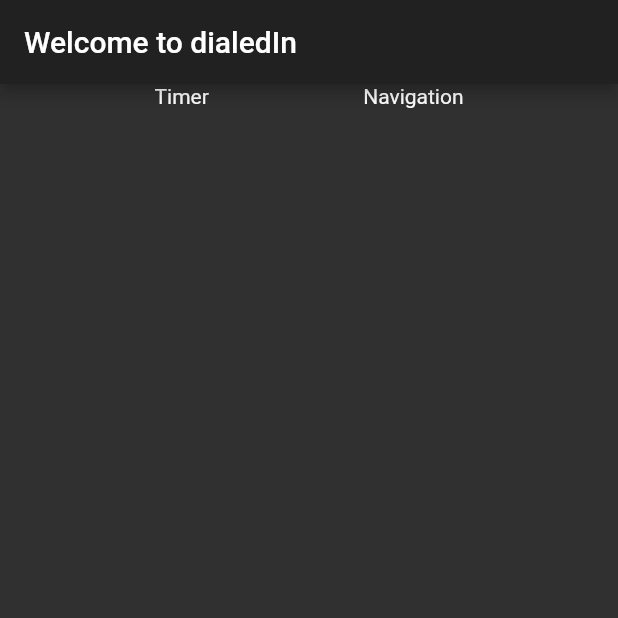
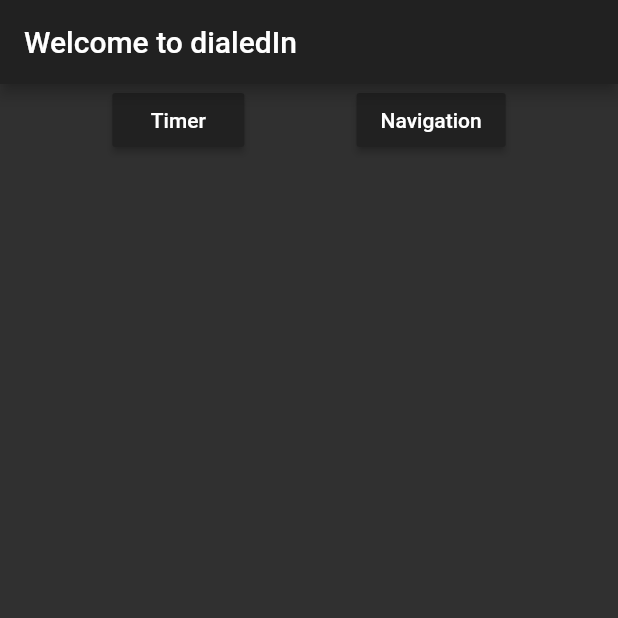
Before and after one commit to Skyward176/first_app, a Flutter app: the screen it shows after launch, on a phone screen of 412 x 824 dp, the top half of it. Run offline on Flutter 3.47's test engine with Material 2 defaults, Android fonts, the phone set to English and light mode, and no system bars.

Commit message:
Finished the implementation of the Navigation buttons, but its probably not the right way to do it. TODO- make new branch with proper material design spec navbar at the bottom with all the fancy things.

```diff
--- a/lib/main.dart
+++ b/lib/main.dart
@@ -14,12 +14,20 @@ class DialedIn extends StatelessWidget {
         children: [
           Column(
             children: [
-              Text('Timer'),
+              RaisedButton(
+                onPressed: (){},
+                child: const Text('Timer'),
+                color: Colors.grey[900],
+              ),
             ],
           ),//Timer button column
           Column(
             children: [
-              Text('Navigation'),
+              RaisedButton(
+                onPressed: () {},
+                child: const Text('Navigation'),
+                color: Colors.grey[900],
+              )
             ],
           ),//History button column
         ],
```
